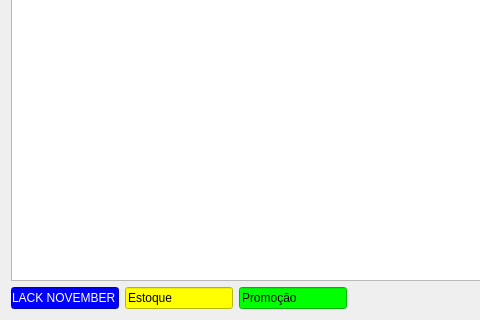
Qt form ui/searchdialog.ui (darktorres/ERP-STACCATO) before a commit; both pictures show x 0 to 480 and y 152 to 472 of the 979 by 472 pixel window.
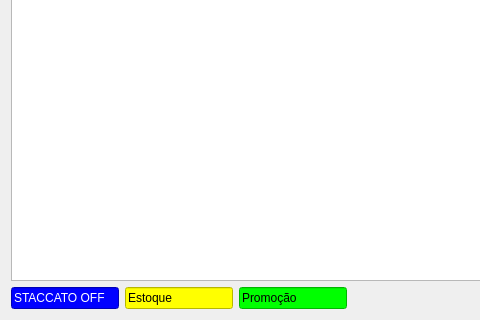
The same form after that commit. Custom widgets are drawn as their Qt base class.

Commit message: Alterado 'BLACK NOVEMBER' para 'STACCATO OFF'

```diff
--- a/ui/searchdialog.ui
+++ b/ui/searchdialog.ui
@@ -48,7 +48,7 @@
 color: rgb(255, 255, 255);</string>
        </property>
        <property name="text">
-        <string>BLACK NOVEMBER</string>
+        <string>STACCATO OFF</string>
        </property>
        <property name="readOnly">
         <bool>true</bool>
```
The commit also changes 4 other files.
